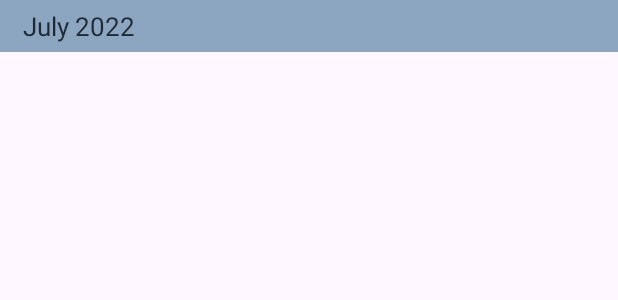
After one commit to harsh0915/gharkharch-app, an Android app: the layout item_month_header.xml on its own in the app's theme, with its tools: preview values and no code run, on a phone screen of 412 x 824 dp. The commit adds this screen. Shown: the top 300 px of the screen. Run offline under Robolectric (Android 15) with nearby library versions, the phone set to English and light mode, and no system bars.

Commit message:
minor adjustment removed redundant class

```diff
--- a/Gharkharch/app/src/main/java/com/itmart/gharkharch/Activities/ManageExpensesActivity.java
+++ b/Gharkharch/app/src/main/java/com/itmart/gharkharch/Activities/ManageExpensesActivity.java
@@ -11,12 +11,10 @@ import androidx.recyclerview.widget.LinearLayoutManager;
 import androidx.recyclerview.widget.RecyclerView;
 
 import com.itmart.gharkharch.Adapters.ManageExpensesAdapter;
-import com.itmart.gharkharch.Adapters.SimpleListAdapter;
 import com.itmart.gharkharch.DataModels.DatabaseCallbackObject;
 import com.itmart.gharkharch.DataModels.GenericItem;
 import com.itmart.gharkharch.DataModels.GenericItemType;
 import com.itmart.gharkharch.R;
-import com.itmart.gharkharch.RCVDecorHeaders.RCVMonthDecorHeader;
 import com.itmart.gharkharch.Utilities.Utility_Calendar;
 import com.itmart.gharkharch.Utilities.Utility_DBOperations;
 import com.itmart.gharkharch.Utilities.Utility_UiAlerts;
@@ -56,7 +54,6 @@ public class ManageExpensesActivity extends AppCompatActivity  {
 
     private void inflateRCV() {
         simple_adapter = new ManageExpensesAdapter(this, filtered_expenses);
-        rcv_expense_list.addItemDecoration(new RCVMonthDecorHeader(this));
         rcv_expense_list.setLayoutManager(new LinearLayoutManager(this));
         rcv_expense_list.setAdapter(simple_adapter);
     }
@@ -84,10 +81,8 @@ public class ManageExpensesActivity extends AppCompatActivity  {
 
         @Override
         public void onFailure(Exception e) {
-
             Log.e("harshTagFetchExpense", "Error : " + e.getMessage());
             Utility_UiAlerts.generateSnackBar(rcv_expense_list, "Couldn't fetch expenses", ERROR);
-
         }
 
         @Override
--- /dev/null
+++ b/Gharkharch/app/src/main/res/layout/item_month_header.xml
@@ -0,0 +1,17 @@
+<?xml version="1.0" encoding="utf-8"?>
+<LinearLayout xmlns:android="http://schemas.android.com/apk/res/android"
+    android:layout_width="match_parent"
+    android:layout_height="wrap_content"
+    android:background="@color/secondaryColor"
+    android:orientation="horizontal"
+    android:padding="@dimen/padding_small">
+
+    <TextView
+        android:id="@+id/monthText"
+        android:layout_width="match_parent"
+        android:layout_height="wrap_content"
+        android:layout_marginHorizontal="@dimen/margin_medium"
+        android:text="July 2022"
+        android:textSize="@dimen/text_size_large" />
+
+</LinearLayout>
```
Also changed, not shown: Gharkharch/app/src/main/java/com/itmart/gharkharch/RCVDecorHeaders/RCVMonthDecorHeader.java (deleted, +0 -100 lines).
